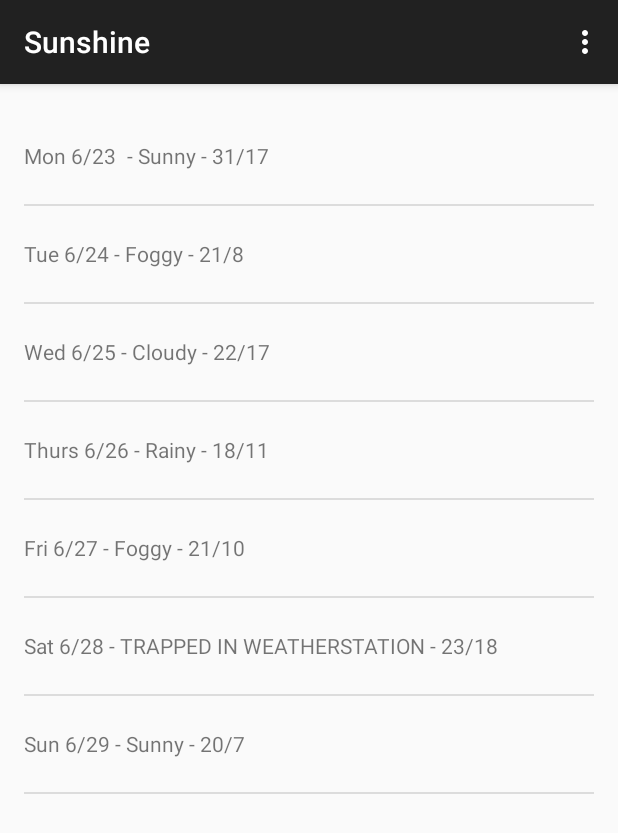
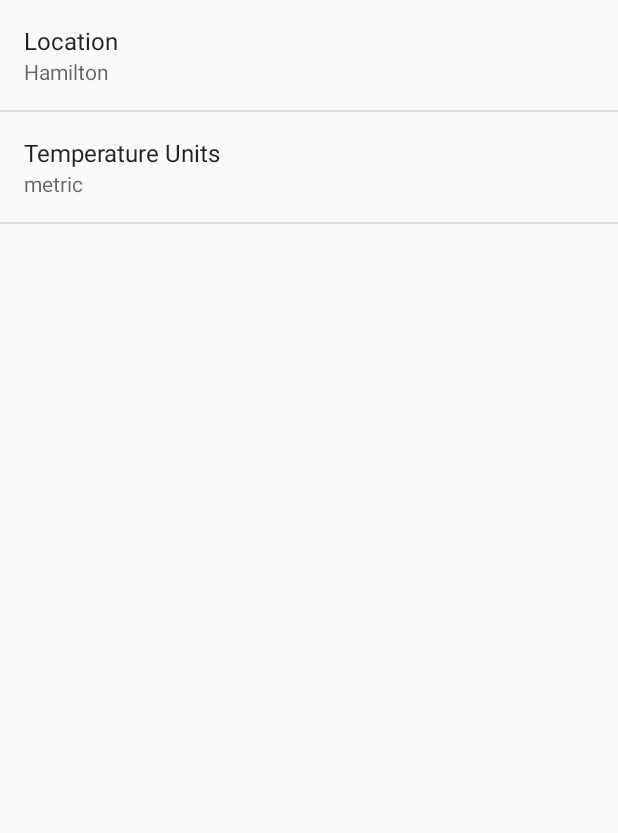
Before and after one commit to brandonjc24/Android-Projects, an Android app: the screen it shows after launch (MainActivity before the commit, SettingsActivity after it), in the options menu, after a tap on "Settings", on a phone screen of 412 x 824 dp. Shown: the top 833 px of the screen. Run offline under Robolectric (Android 15) with nearby library versions, the phone set to English and light mode, and no system bars.

Commit message:
Sunshine Updated

```diff
--- a/Sunshine/app/src/main/java/com/example/brandon/sunshine/DetailActivity.java
+++ b/Sunshine/app/src/main/java/com/example/brandon/sunshine/DetailActivity.java
@@ -33,8 +33,7 @@ public class DetailActivity extends ActionBarActivity {
 
         int id = item.getItemId();
         if(id == R.id.action_settings){
-            Intent intent = new Intent(this, SettingsActivity.class) ;
-            startActivity(intent);
+            startActivity(new Intent(this, SettingsActivity.class));
             return true;
         }
 
--- a/Sunshine/app/src/main/java/com/example/brandon/sunshine/MainActivityFragment.java
+++ b/Sunshine/app/src/main/java/com/example/brandon/sunshine/MainActivityFragment.java
@@ -1,8 +1,10 @@
 package com.example.brandon.sunshine;
 
 import android.content.Intent;
+import android.content.SharedPreferences;
 import android.net.Uri;
 import android.os.AsyncTask;
+import android.preference.PreferenceManager;
 import android.support.v4.app.Fragment;
 import android.os.Bundle;
 import android.util.Log;
@@ -46,12 +48,25 @@ public class MainActivityFragment extends Fragment {
     }
 
     @Override
+    public void onStart() {
+        super.onStart();
+        updateWeather() ;
+    }
+
+    private void updateWeather() {
+
+        FetchWeatherTask weatherTask = new FetchWeatherTask();
+        SharedPreferences prefs = PreferenceManager.getDefaultSharedPreferences(getActivity());
+        String location = prefs.getString(getString(R.string.pref_location_key), getString(R.string.pref_location_default));
+        weatherTask.execute(location) ;
+
+    }
+
+    @Override
     public boolean onOptionsItemSelected(MenuItem item) {
-
         int id = item.getItemId();
         if (id == R.id.action_refresh){
-            FetchWeatherTask weatherTask = new FetchWeatherTask();
-            weatherTask.execute("Hamilton") ;
+            updateWeather();
             return true ;
         }
 
@@ -67,19 +82,10 @@ public class MainActivityFragment extends Fragment {
     public View onCreateView(LayoutInflater inflater, ViewGroup container,
                              Bundle savedInstanceState) {
 
-        String[] data = {
-                "Mon 6/23 - Sunny - 31/17",
-                "Tue 6/24 - Foggy - 21/8",
-                "Wed 6/25 - Cloudy - 22/17",
-                "Thurs 6/26 - Rainy - 18/11",
-                "Fri 6/27 - Foggy - 21/10",
-                "Sat 6/28 - TRAPPED IN WEATHERSTATION - 23/18",
-                "Sun 6/29 - Sunny - 20/7" };
-        ArrayList<String> weekForecast = new ArrayList<String>(Arrays.asList(data));
         View rootView = inflater.inflate(R.layout.fragment_main, container, false);
 
         mForecastAdapter = new ArrayAdapter<String>(getActivity(),
-                R.layout.list_item_forecast, R.id.list_item_forecast_textview, weekForecast) ;
+                R.layout.list_item_forecast, R.id.list_item_forecast_textview, new ArrayList<String>()) ;
 
         ListView forecastListView = (ListView) rootView.findViewById(R.id.listview_forecast) ;
         forecastListView.setAdapter(mForecastAdapter);
@@ -108,10 +114,19 @@ public class MainActivityFragment extends Fragment {
             return shortenedDateFormat.format(time);
         }
 
-        private String formatHighLows(double high, double low) {
+        private String formatHighLows(double high, double low, String unitType) {
+
+            if (unitType.equals(getString(R.string.pref_units_imperial))) {
+                high = (high * 1.8) + 32;
+                low = (low * 1.8) + 32;
+            } else if (!unitType.equals(getString(R.string.pref_units_metric))) {
+                Log.d(LOG_TAG, "Unit type not found: " + unitType);
+            }
+
             // For presentation, assume the user doesn't care about tenths of a degree.
             long roundedHigh = Math.round(high);
             long roundedLow = Math.round(low);
+
 
             String highLowStr = roundedHigh + "/" + roundedLow;
             return highLowStr;
@@ -159,6 +174,18 @@ public class MainActivityFragment extends Fragment {
             dayTime = new Time();
 
             String[] resultStrs = new String[numDays];
+
+            // Data is fetched in Celsius by default.
+            // If user prefers to see in Fahrenheit, convert the values here.
+            // We do this rather than fetching in Fahrenheit so that the user can
+            // change this option without us having to re-fetch the data once
+            // we start storing the values in a database.
+            SharedPreferences sharedPrefs =
+                    PreferenceManager.getDefaultSharedPreferences(getActivity());
+            String unitType = sharedPrefs.getString(
+                    getString(R.string.pref_units_key),
+                    getString(R.string.pref_units_metric));
+
             for(int i = 0; i < weatherArray.length(); i++) {
                 // For now, using the format "Day, description, hi/low"
                 String day;
@@ -186,7 +213,7 @@ public class MainActivityFragment extends Fragment {
                 double high = temperatureObject.getDouble(OWM_MAX);
                 double low = temperatureObject.getDouble(OWM_MIN);
 
-                highAndLow = formatHighLows(high, low);
+                highAndLow = formatHighLows(high, low, unitType);
                 resultStrs[i] = day + " - " + description + " - " + highAndLow;
             }
 
--- a/Sunshine/app/src/main/java/com/example/brandon/sunshine/SettingsActivity.java
+++ b/Sunshine/app/src/main/java/com/example/brandon/sunshine/SettingsActivity.java
@@ -16,11 +16,12 @@ public class SettingsActivity extends PreferenceActivity
     public void onCreate(Bundle savedInstanceState) {
         super.onCreate(savedInstanceState);
         // Add 'general' preferences, defined in the XML file
-        // TODO: Add preferences from XML
+        addPreferencesFromResource(R.xml.pref_general);
 
         // For all preferences, attach an OnPreferenceChangeListener so the UI summary can be
         // updated when the preference changes.
-        // TODO: Add preferences
+        bindPreferenceSummaryToValue(findPreference(getString(R.string.pref_location_key)));
+        bindPreferenceSummaryToValue(findPreference(getString(R.string.pref_units_key)));
     }
 
     /**
--- a/Sunshine/app/src/main/res/menu/main.xml
+++ b/Sunshine/app/src/main/res/menu/main.xml
@@ -3,9 +3,15 @@
     xmlns:tools="http://schemas.android.com/tools"
     tools:context=".MainActivity">
 
-    <item android:id="@+id/action_refresh"
+    <item android:id="@+id/action_settings"
         android:title="@string/action_settings"
         android:orderInCategory="100"
         app:showAsAction="never" />
 
+    <item
+        android:id="@+id/action_map"
+        android:title="Map"
+        android:showAsAction="never"
+        />
+
 </menu>
--- /dev/null
+++ b/Sunshine/app/src/main/res/values/arrays.xml
@@ -0,0 +1,17 @@
+<?xml version="1.0" encoding="utf-8"?>
+<resources>
+
+    <string-array name="pref_units_options">
+        <item>@string/pref_units_label_metric</item>
+        <item>@string/pref_units_label_imperial</item>
+    </string-array>
+
+    <string-array name="pref_units_values">
+        <item>@string/pref_units_metric</item>
+        <item>@string/pref_units_imperial</item>
+    </string-array>
+
+    <string name="pref_units_label_metric">metric</string>
+    <string name="pref_units_label_imperial">imperial</string>
+    <string name="pref_units_imperial">imperial</string>
+</resources>
--- a/Sunshine/app/src/main/res/values/strings.xml
+++ b/Sunshine/app/src/main/res/values/strings.xml
@@ -3,4 +3,12 @@
     <string name="hello_world">Hello world!</string>
     <string name="action_settings">Settings</string>
     <string name="title_activity_detail">DetailActivity</string>
+
+    <string name="pref_location_label">Location</string>
+    <string name="pref_location_key" >location</string>
+    <string name="pref_location_default">Hamilton</string>
+    <string name="pref_units_label">Temperature Units</string>
+    <string name="pref_units_key">Units</string>
+    <string name="pref_units_metric">metric</string>
+    <string name="action_share">share</string>
 </resources>
--- /dev/null
+++ b/Sunshine/app/src/main/res/xml/pref_general.xml
@@ -0,0 +1,19 @@
+<?xml version="1.0" encoding="utf-8"?>
+<PreferenceScreen xmlns:android="http://schemas.android.com/apk/res/android">
+    <EditTextPreference
+        android:title="@string/pref_location_label"
+        android:key="@string/pref_location_key"
+        android:defaultValue="@string/pref_location_default"
+        android:inputType="text"
+        android:singleLine="true"
+        />
+    <ListPreference
+        android:title="@string/pref_units_label"
+        android:key="@string/pref_units_key"
+        android:defaultValue="@string/pref_units_metric"
+        android:entryValues="@array/pref_units_values"
+        android:entries="@array/pref_units_options"/>
+
+
+
+</PreferenceScreen>
```
Also changed, not shown: Sunshine/app/src/main/java/com/example/brandon/sunshine/DetailActivityFragment.java (+48 -5 lines), Sunshine/app/src/main/java/com/example/brandon/sunshine/MainActivity.java (+34 -3 lines), Sunshine/app/src/main/res/menu/detailfragment.xml (added, +8 -0 lines), Sunshine/app/src/main/res/menu/menu_detail.xml (+6 -2 lines), 1 other file.
